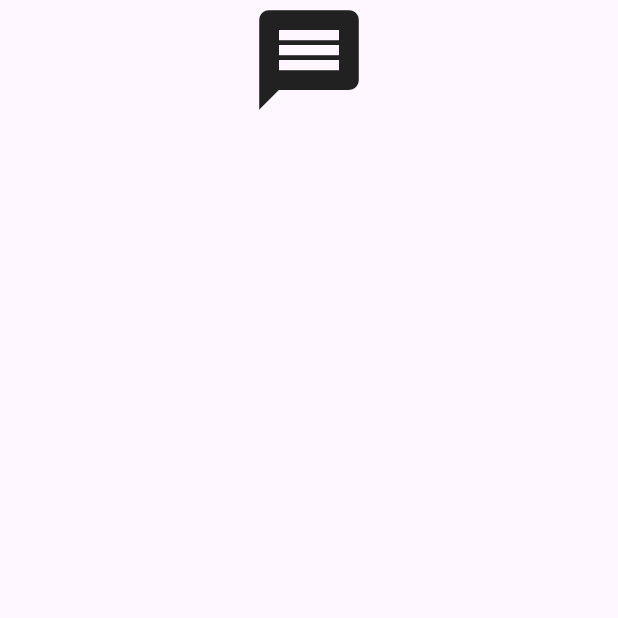
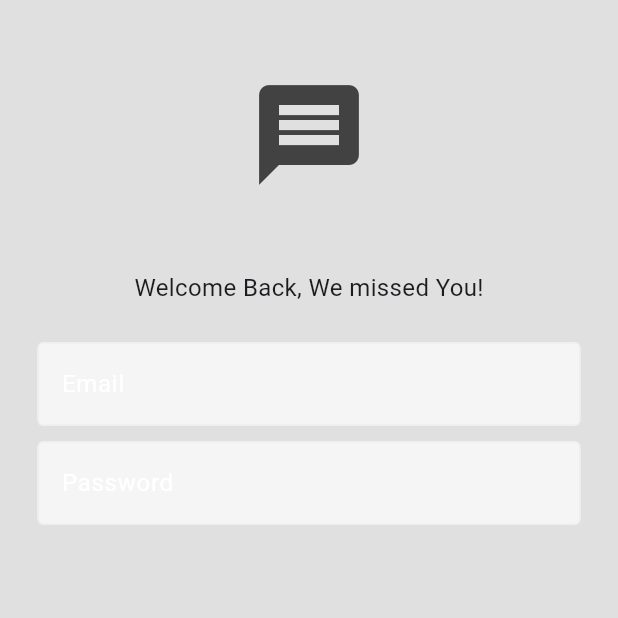
Before and after one commit to rohithrjnr/chatapp, a Flutter app: the screen it shows after launch, on a phone screen of 412 x 824 dp, the top half of it. Run offline on Flutter 3.47's test engine with Material 3 defaults, Android fonts, the phone set to English and light mode, and no system bars.

Commit message:
Initial Changes

```diff
--- /dev/null
+++ b/lib/components/my_text_field.dart
@@ -0,0 +1,41 @@
+import 'package:flutter/material.dart';
+
+class MyTextField extends StatelessWidget{
+final TextEditingController controller;
+final String hintText;
+final bool obscureText;
+const MyTextField({
+  super.key,
+  required this.controller,
+  required this.hintText,
+  required this.obscureText,
+});
+
+@override
+  Widget build(BuildContext context) {
+    return TextField(
+
+      controller: controller,
+      obscureText:  obscureText,
+      decoration:  InputDecoration(
+        enabledBorder: OutlineInputBorder(
+          borderSide: BorderSide(color: Colors.grey.shade200),
+
+        ),
+        focusedBorder: OutlineInputBorder(
+          borderSide: BorderSide(color: Colors.white)
+        ),
+        fillColor: Colors.grey[100],
+        filled: true,
+        hintText: hintText,
+        hintStyle: const TextStyle(color: Colors.white)
+      ),
+
+
+    );
+  }
+
+
+
+
+}
--- a/lib/pages/login_page.dart
+++ b/lib/pages/login_page.dart
@@ -1,3 +1,4 @@
+import 'package:chatapp/components/my_text_field.dart';
 import 'package:flutter/material.dart';
 
 class LoginPage extends StatefulWidget{
@@ -9,19 +10,54 @@ class LoginPage extends StatefulWidget{
 }
 
 class _LogibPageState extends State<LoginPage> {
+  //text controller
+  final emailController = TextEditingController();
+  final passwordController = TextEditingController();
+
+
+
   @override
   Widget build(BuildContext context) {
     return Scaffold(
+      backgroundColor: Colors.grey[300],
       body: SafeArea(
         child: Center(
+          child: Padding(
+            padding: const EdgeInsets.symmetric(horizontal: 25.0),
           child: Column(
         children: [
+          const SizedBox(height: 50),
           Icon(
             Icons.message,
-            size: 80,)
+            size: 80,
+            color: Colors.grey[800],
+            ),
+            const SizedBox(height: 50),
+
+            const Text(
+              "Welcome Back, We missed You!",
+              style: TextStyle(
+                fontSize: 16
+                ),
+              ),
+
+              const SizedBox(height: 25),
+
+
+        MyTextField(controller: emailController,
+        hintText: "Email", obscureText: false),
+
+        const SizedBox(height: 10),
+
+        MyTextField(controller: passwordController,
+        hintText: "Password", obscureText: true),
+
+        const SizedBox(height: 25),
+
+
         ],
       ),
-        ))
+        )))
 
 
     );
```
